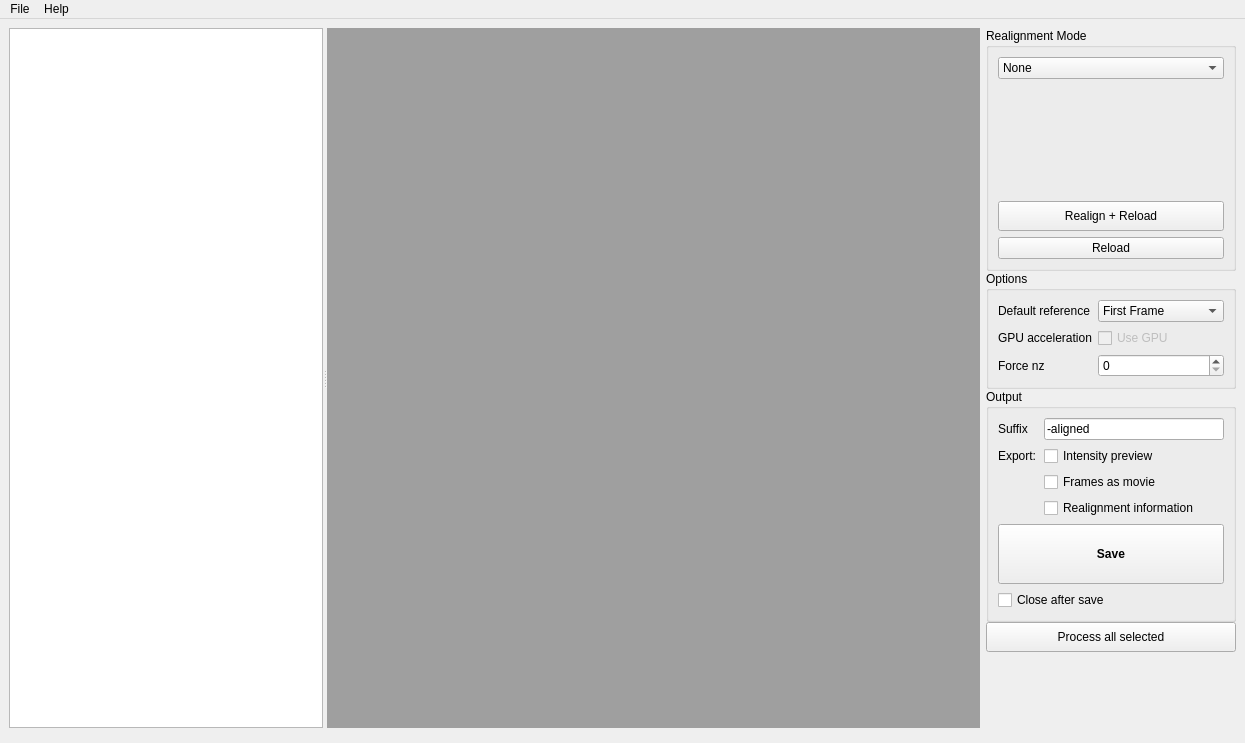
Old version of the form Source/flim-ui/RealignmentStudio.ui in the repository flimfit/Galene.
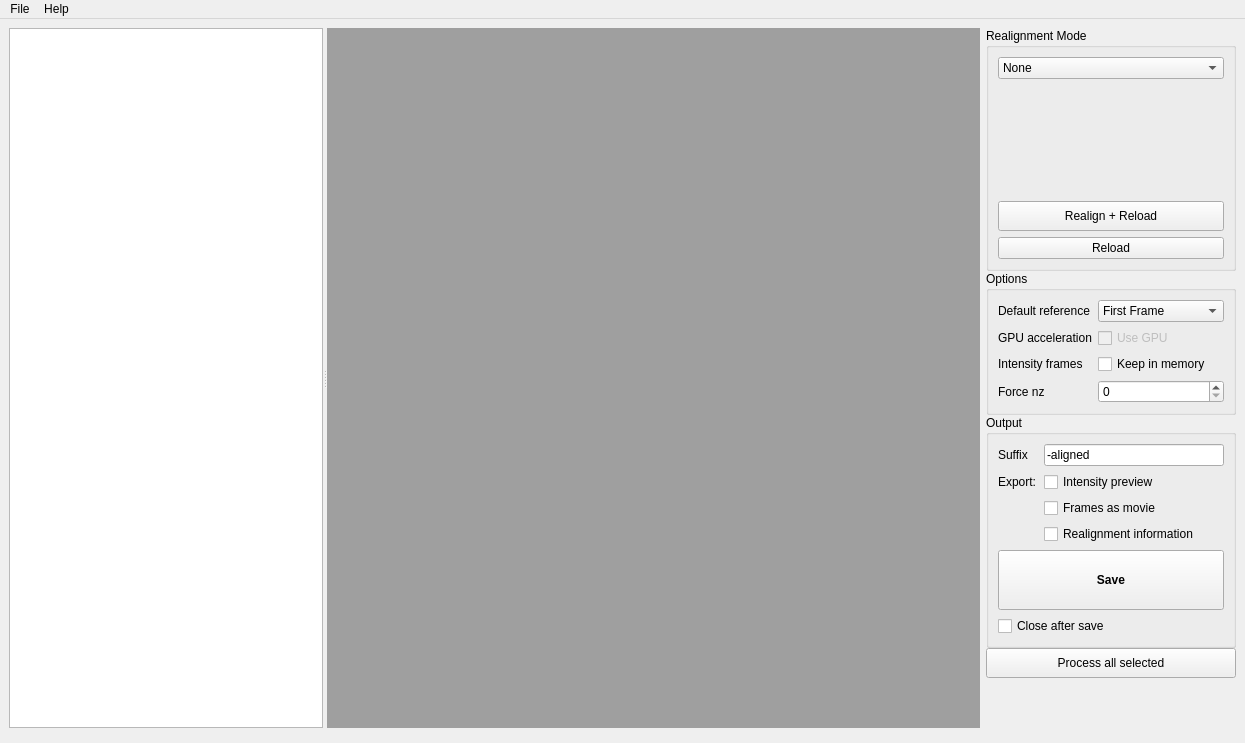
New version of the form. Custom widgets are drawn as their Qt base class.

Commit message: Improve timing estimation, fix bug with CPU warper, expose option to store frames

```diff
--- a/Source/flim-ui/RealignmentStudio.ui
+++ b/Source/flim-ui/RealignmentStudio.ui
@@ -458,7 +458,7 @@
                </property>
               </widget>
              </item>
-             <item row="2" column="1">
+             <item row="3" column="1">
               <widget class="QSpinBox" name="force_nz_spin">
                <property name="minimum">
                 <number>0</number>
@@ -468,13 +468,27 @@
                </property>
               </widget>
              </item>
-             <item row="2" column="0">
+             <item row="3" column="0">
               <widget class="QLabel" name="label_9">
                <property name="text">
                 <string>Force nz</string>
                </property>
               </widget>
              </item>
+             <item row="2" column="0">
+              <widget class="QLabel" name="label_10">
+               <property name="text">
+                <string>Intensity frames</string>
+               </property>
+              </widget>
+             </item>
+             <item row="2" column="1">
+              <widget class="QCheckBox" name="store_frames_check">
+               <property name="text">
+                <string>Keep in memory</string>
+               </property>
+              </widget>
+             </item>
             </layout>
            </widget>
           </item>
```
Left out of the diff: 2 changed lines with no effect on the pictures. The commit also changes 8 other files.
